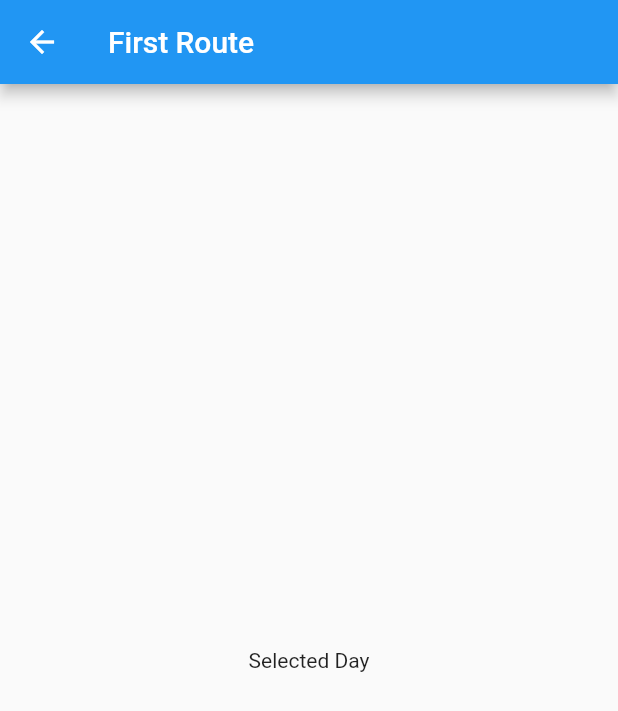
After one commit to justinsillou/tm-weather-app-3, a Flutter app: the NewRouteSelectedDay screen opened directly, on a phone screen of 412 x 824 dp. The commit adds this screen. Shown: the top 711 px of the screen. Run offline on Flutter 3.47's test engine with Material 2 defaults, Android fonts, the light colour scheme and no system bars; our stand-ins replace bloc, dio, equatable, flutter_bloc, weather_icons.

Commit message:
- Add widget (selected_day_widget.dart); - Add Navigator to project + redirect to new route

```diff
--- /dev/null
+++ b/lib/views/new_route_selected_day_widget.dart
@@ -0,0 +1,17 @@
+import 'package:flutter/material.dart';
+
+class NewRouteSelectedDay extends StatelessWidget {
+  const NewRouteSelectedDay({super.key});
+
+  @override
+  Widget build(BuildContext context) {
+    return Scaffold(
+      appBar: AppBar(
+        title: const Text('First Route'),
+      ),
+      body: const Center(
+        child: Text("Selected Day"),
+      ),
+    );
+  }
+}
```
Also changed, not shown: lib/views/selected_day_widget.dart (+12 -1 lines).
